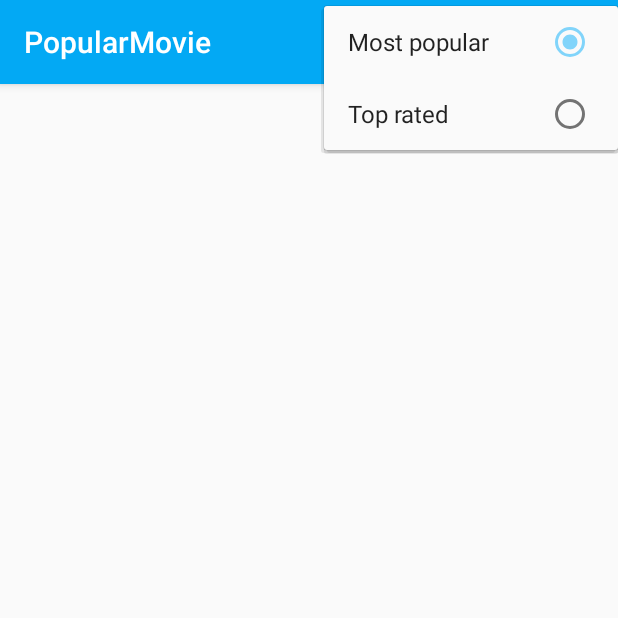
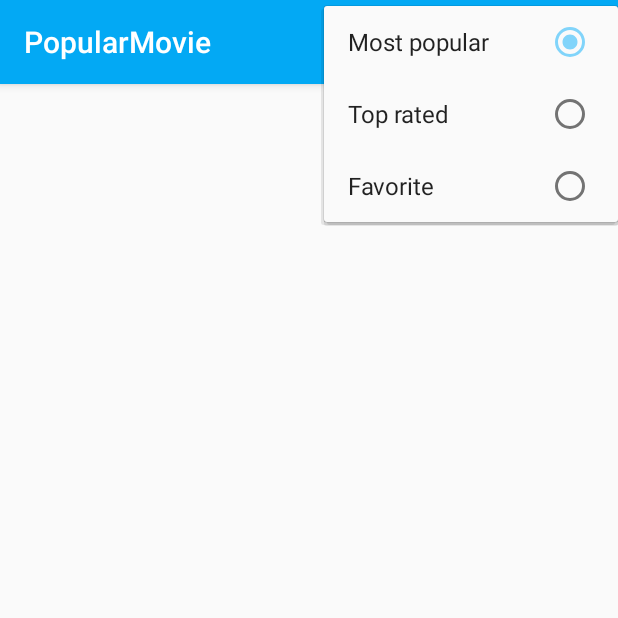
Before and after one commit to caemooshin/PopularMovie, an Android app: the screen it shows after launch (MovieActivity), after a tap on "Sort by", on a phone screen of 412 x 824 dp, the top half of it. Run offline under Robolectric (Android 15) with nearby library versions, the phone set to English and light mode, and no system bars.

Commit message:
Add favorite menu

```diff
--- a/app/src/main/res/menu/menu_movie.xml
+++ b/app/src/main/res/menu/menu_movie.xml
@@ -17,8 +17,11 @@
                 android:checked="true"
                 android:title="@string/most_popular" />
             <item
-                android:id="@+id/sort_by_top_rated"
-                android:title="@string/top_rated" />
+            android:id="@+id/sort_by_top_rated"
+            android:title="@string/top_rated" />
+            <item
+                android:id="@+id/sort_by_favorite"
+                android:title="@string/favorite" />
         </group>
     </menu>
     </item>
--- a/app/src/main/res/values/strings.xml
+++ b/app/src/main/res/values/strings.xml
@@ -4,6 +4,7 @@
     <string name="sort_by">Sort by</string>
     <string name="most_popular">Most popular</string>
     <string name="top_rated">Top rated</string>
+    <string name="favorite">Favorite</string>
     <string name="preference_sortby_key">preference sortby key</string>
     <string name="preference_sortby_key_default">popular</string>
 </resources>
```
